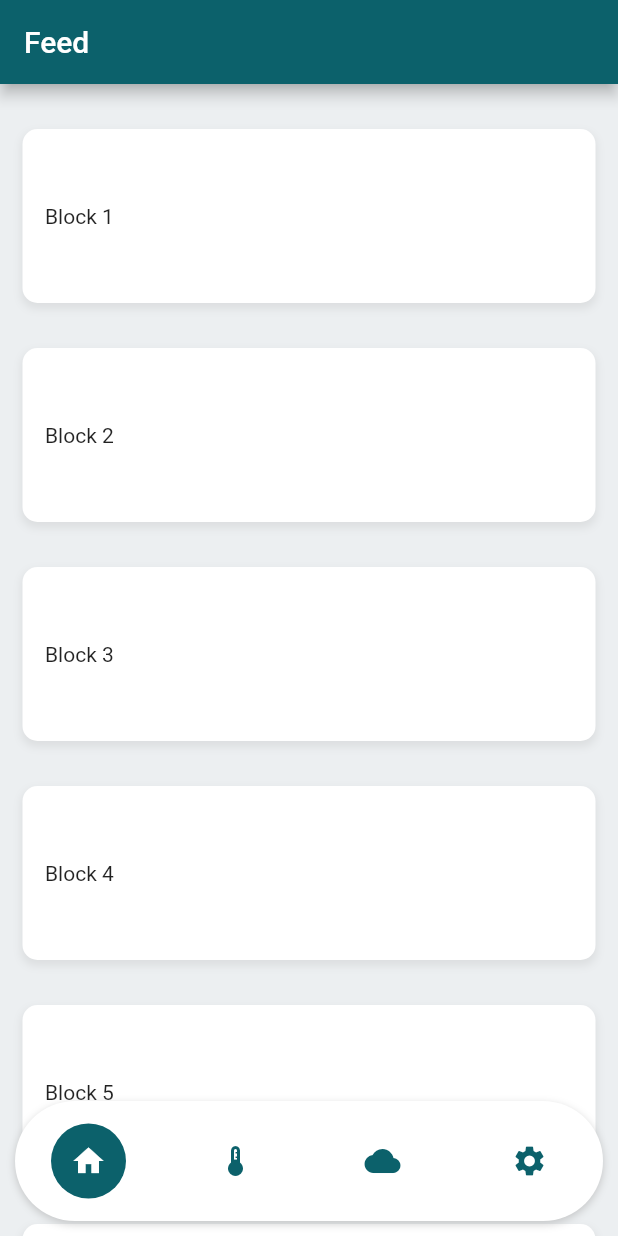
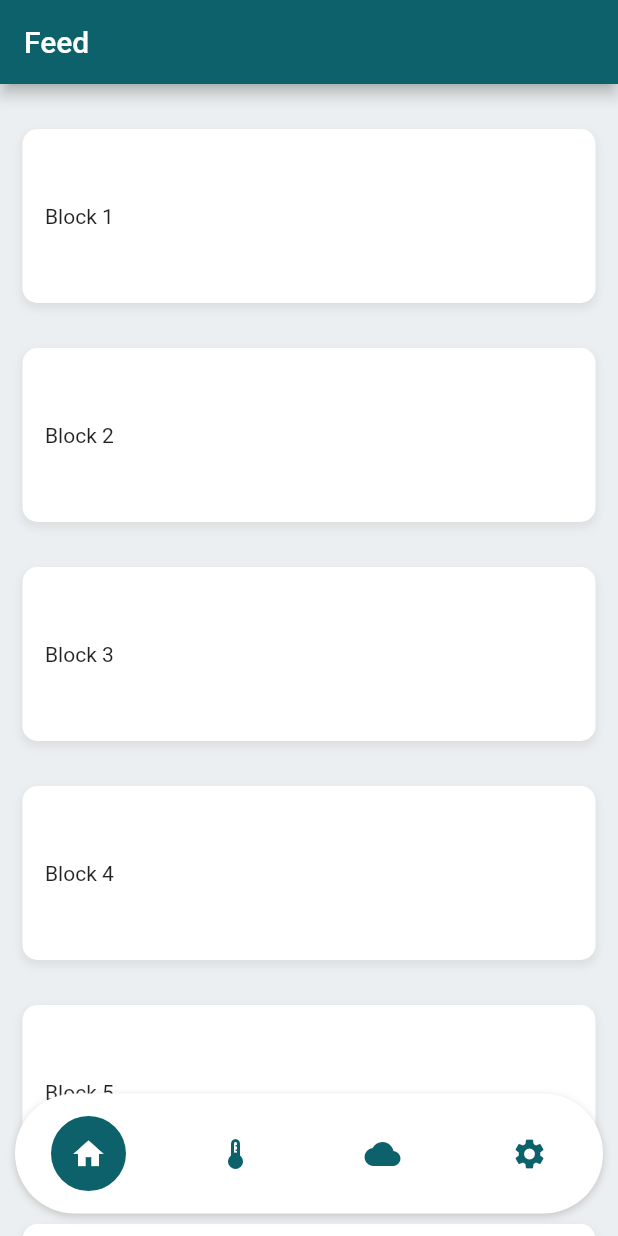
Before and after one commit to yodainferno/kilo_iot, a Flutter app: the screen it shows after launch, on a phone screen of 412 x 824 dp. Run offline on Flutter 3.47's test engine with Material 2 defaults, Android fonts, the phone set to English and light mode, and no system bars; missing offline and left inert: mqtt_client.

Commit message:
fix: bottom nav padding fix

```diff
--- a/lib/presentation/navigation/bottom_navigation_widget.dart
+++ b/lib/presentation/navigation/bottom_navigation_widget.dart
@@ -38,7 +38,7 @@ class BottomNavigation extends StatelessWidget {
       children: [
         navigationPages.getPage(navigationStore.page),
         Positioned(
-          bottom: MediaQuery.of(context).padding.bottom + 10.0,
+          bottom: max(MediaQuery.of(context).padding.bottom, 15.0),
           left: MediaQuery.of(context).size.width / 2 - min(MediaQuery.of(context).size.width - 10.0*2, 600) / 2,
           width: min(MediaQuery.of(context).size.width - 10.0*2, 600),
           child: Center(
```
